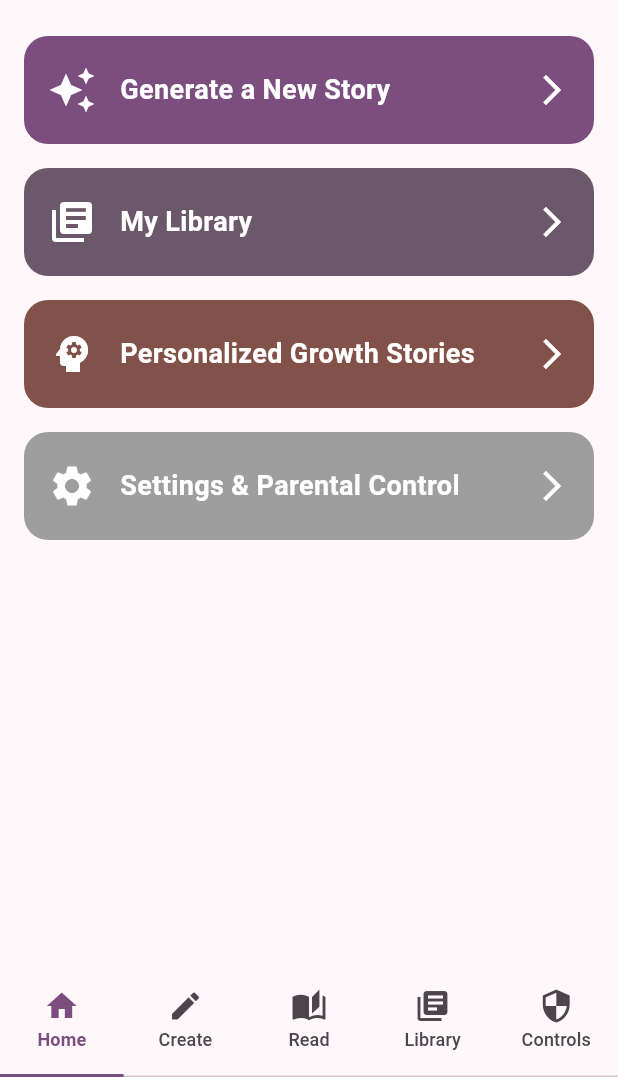
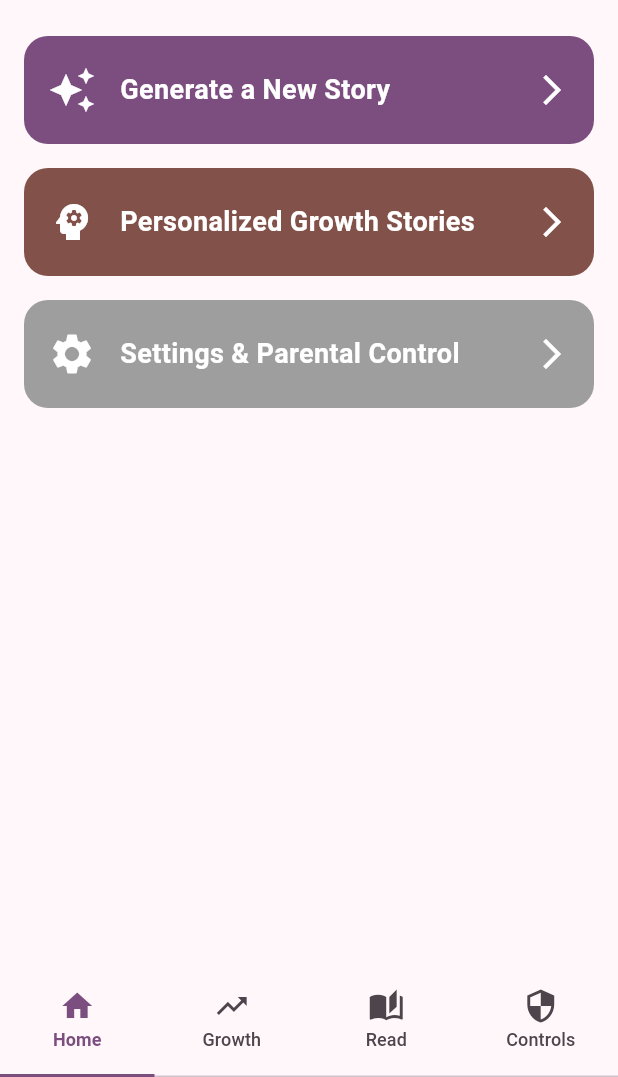
Before and after one commit to trmquang93/magical_stories, a Flutter app: the screen it shows after launch, on a phone screen of 412 x 824 dp, the part 159-1236 px from its top. Run offline on Flutter 3.47's test engine with Material 3 defaults, Android fonts, the phone set to English and light mode, and no system bars; our stand-ins replace flutter_dotenv, flutter_markdown, flutter_tts, shared_preferences, sqflite; accounts and stored records are empty.

Commit message:
Remove library and story generation screens, simplify navigation

```diff
--- a/lib/screens/home_screen.dart
+++ b/lib/screens/home_screen.dart
@@ -35,7 +35,7 @@ class HomeScreen extends StatelessWidget {
               child: const Text('Read Story'),
               onPressed: () {
                 Navigator.of(context).pop(); // Close dialog
-                _navigateToTab(1); // Navigate to library tab
+                _navigateToTab(2); // Navigate to stories tab
               },
             ),
           ],
@@ -91,14 +91,6 @@ class HomeScreen extends StatelessWidget {
                           ),
                         );
                       },
-                    ),
-                    const SizedBox(height: 16),
-                    _buildActionButton(
-                      context,
-                      icon: Icons.library_books,
-                      label: 'My Library',
-                      color: Theme.of(context).colorScheme.secondary,
-                      onTap: () => _navigateToTab(1),
                     ),
                     const SizedBox(height: 16),
                     _buildActionButton(
--- a/lib/screens/main_navigation.dart
+++ b/lib/screens/main_navigation.dart
@@ -4,8 +4,6 @@ import 'package:magical_stories/screens/growth_stories_screen.dart';
 import 'dart:io' show Platform;
 import 'home_screen.dart';
 import 'stories_screen.dart';
-import 'story_generation_screen.dart';
-import 'library_screen.dart';
 import 'parental_controls_screen.dart';
 
 class MainNavigation extends StatefulWidget {
@@ -24,7 +22,7 @@ class _MainNavigationState extends State<MainNavigation>
   @override
   void initState() {
     super.initState();
-    _tabController = TabController(length: 5, vsync: this);
+    _tabController = TabController(length: 4, vsync: this);
     _tabController.addListener(() {
       if (!_tabController.indexIsChanging) {
         setState(() {
@@ -51,7 +49,6 @@ class _MainNavigationState extends State<MainNavigation>
             HomeScreen(tabController: _tabController),
             const GrowthStoriesScreen(),
             const StoriesScreen(),
-            const LibraryScreen(),
             const ParentalControlsScreen(),
           ],
         ),
@@ -77,10 +74,6 @@ class _MainNavigationState extends State<MainNavigation>
                     BottomNavigationBarItem(
                       icon: Icon(Icons.auto_stories),
                       label: 'Read',
-                    ),
-                    BottomNavigationBarItem(
-                      icon: Icon(Icons.library_books),
-                      label: 'Library',
                     ),
                     BottomNavigationBarItem(
                       icon: Icon(Icons.security),
@@ -111,16 +104,12 @@ class _MainNavigationState extends State<MainNavigation>
                       text: 'Home',
                     ),
                     Tab(
-                      icon: Icon(Icons.create),
-                      text: 'Create',
+                      icon: Icon(Icons.trending_up),
+                      text: 'Growth',
                     ),
                     Tab(
                       icon: Icon(Icons.auto_stories),
                       text: 'Read',
-                    ),
-                    Tab(
-                      icon: Icon(Icons.library_books),
-                      text: 'Library',
                     ),
                     Tab(
                       icon: Icon(Icons.security),
```
Also changed, not shown: lib/screens/library_screen.dart (deleted, +0 -32 lines), lib/screens/story_generation_screen.dart (deleted, +0 -22 lines).
